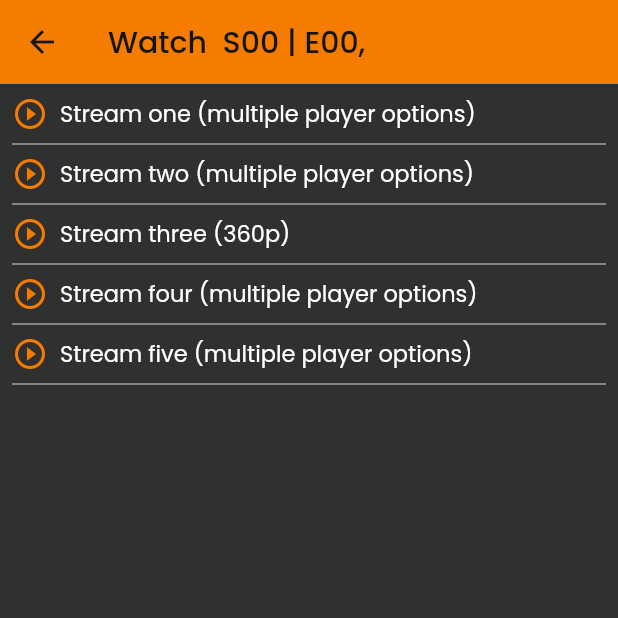
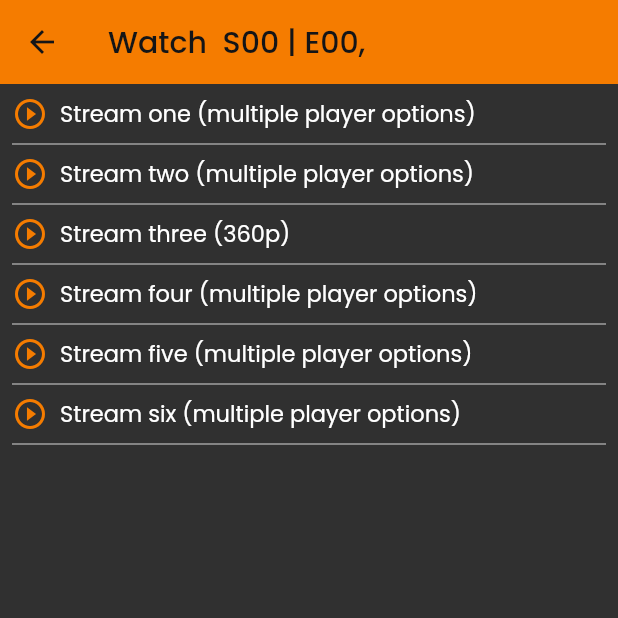
Before and after one commit to BeamlakAschalew/flixquest, a Flutter app: the TVStreamSelect screen opened directly with empty values, on a phone screen of 412 x 824 dp, the top half of it. Run offline on Flutter 3.47's test engine with Material 2 defaults, Android fonts, the light colour scheme and no system bars; our stand-ins replace animated_text_kit, cached_network_image, carousel_slider, font_awesome_flutter, google_nav_bar, readmore and 2 more; missing offline and left inert: flutter_inappwebview, mixpanel_flutter; accounts and stored records are empty.

Commit message:
Update tv_stream_select.dart

```diff
--- a/lib/screens/tv_stream_select.dart
+++ b/lib/screens/tv_stream_select.dart
@@ -77,6 +77,12 @@ class TVStreamSelect extends StatelessWidget {
                           'https://fsapi.xyz/tv-tmdb/$tvSeriesId-$seasonNumber-$episodeNumber',
                       tvSeriesName: tvSeriesName,
                     ),
+                    StreamListWidget(
+                      streamName: 'Stream six (multiple player options)',
+                      streamLink:
+                          'https://imdbembed.xyz/tv/tmdb/$tvSeriesId-$seasonNumber-$episodeNumber',
+                      tvSeriesName: tvSeriesName,
+                    ),
                   ],
                 ),
               ),
```
